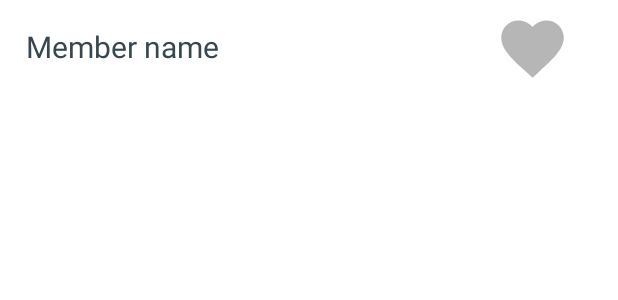
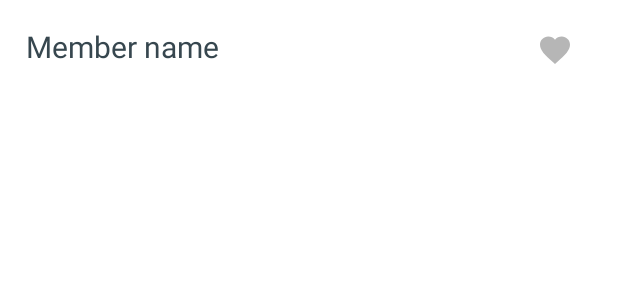
Before and after one commit to jasminsp/ParliamentMemberApp, an Android app: the layout member_view_item.xml on its own in the app's theme, with its tools: preview values and no code run, on a phone screen of 412 x 824 dp. Shown: the top 300 px of the screen. Run offline under Robolectric (Android 15) with nearby library versions, the phone set to English and light mode, and no system bars.

Commit message:
actionbar finished and performs return feature from backstack. MemberList hearts resized to smaller.

```diff
--- /dev/null
+++ b/app/src/main/res/drawable/button_checked_state_small.xml
@@ -0,0 +1,12 @@
+<?xml version="1.0" encoding="utf-8"?>
+<selector xmlns:android="http://schemas.android.com/apk/res/android">
+
+    <item android:drawable="@drawable/ic_heart_enabled_foreground_small"
+        android:state_checked="false"/>
+
+    <item android:drawable="@drawable/ic_heart_pressed_foreground_small"
+        android:state_checked="true"/>
+
+    <item android:drawable="@drawable/ic_heart_foreground"/>
+
+</selector>
--- /dev/null
+++ b/app/src/main/res/drawable/ic_heart_enabled_foreground_small.xml
@@ -0,0 +1,10 @@
+<vector xmlns:android="http://schemas.android.com/apk/res/android"
+    android:width="24dp"
+    android:height="24dp"
+    android:viewportWidth="24"
+    android:viewportHeight="24"
+    android:tint="@color/stateNotEnabled">
+    <path
+        android:fillColor="@color/stateNotEnabled"
+        android:pathData="M12,21.35l-1.45,-1.32C5.4,15.36 2,12.28 2,8.5 2,5.42 4.42,3 7.5,3c1.74,0 3.41,0.81 4.5,2.09C13.09,3.81 14.76,3 16.5,3 19.58,3 22,5.42 22,8.5c0,3.78 -3.4,6.86 -8.55,11.54L12,21.35z"/>
+</vector>
--- /dev/null
+++ b/app/src/main/res/drawable/ic_heart_pressed_foreground_small.xml
@@ -0,0 +1,10 @@
+<vector xmlns:android="http://schemas.android.com/apk/res/android"
+    android:width="24dp"
+    android:height="24dp"
+    android:viewportWidth="24"
+    android:viewportHeight="24"
+    android:tint="#B32A2A">
+    <path
+        android:fillColor="@android:color/white"
+        android:pathData="M12,21.35l-1.45,-1.32C5.4,15.36 2,12.28 2,8.5 2,5.42 4.42,3 7.5,3c1.74,0 3.41,0.81 4.5,2.09C13.09,3.81 14.76,3 16.5,3 19.58,3 22,5.42 22,8.5c0,3.78 -3.4,6.86 -8.55,11.54L12,21.35z"/>
+</vector>
--- a/app/src/main/res/layout/fragment_member_list.xml
+++ b/app/src/main/res/layout/fragment_member_list.xml
@@ -16,11 +16,12 @@
         <androidx.recyclerview.widget.RecyclerView
             android:id="@+id/member_list_view"
             android:layout_width="match_parent"
-            android:layout_height="550dp"
+            android:layout_height="500dp"
             app:layout_constraintBottom_toBottomOf="parent"
             app:layout_constraintEnd_toEndOf="parent"
             app:layout_constraintHorizontal_bias="0.0"
             app:layout_constraintStart_toStartOf="parent"
-            app:layout_constraintTop_toTopOf="parent" />
+            app:layout_constraintTop_toTopOf="parent"
+            app:layout_constraintVertical_bias="0.248" />
     </androidx.constraintlayout.widget.ConstraintLayout>
 </layout>
--- a/app/src/main/res/layout/fragment_party_list.xml
+++ b/app/src/main/res/layout/fragment_party_list.xml
@@ -15,12 +15,12 @@
         <androidx.recyclerview.widget.RecyclerView
             android:id="@+id/party_grid_view"
             android:layout_width="match_parent"
-            android:layout_height="580dp"
+            android:layout_height="540dp"
             app:layout_constraintBottom_toBottomOf="parent"
             app:layout_constraintEnd_toEndOf="parent"
             app:layout_constraintHorizontal_bias="0.0"
             app:layout_constraintStart_toStartOf="parent"
             app:layout_constraintTop_toTopOf="parent"
-            app:layout_constraintVertical_bias="0.417" />
+            app:layout_constraintVertical_bias="0.259" />
     </androidx.constraintlayout.widget.ConstraintLayout>
 </layout>
--- a/app/src/main/res/layout/member_view_item.xml
+++ b/app/src/main/res/layout/member_view_item.xml
@@ -1,5 +1,5 @@
 <?xml version="1.0" encoding="utf-8"?>
-<layout xmlns:tools="http://schemas.android.com/tools"
+<layout
     xmlns:app="http://schemas.android.com/apk/res-auto"
     xmlns:android="http://schemas.android.com/apk/res/android" >
 
@@ -21,18 +21,18 @@
             app:layout_constraintStart_toStartOf="parent"
             app:layout_constraintTop_toTopOf="parent" />
 
-        <CheckBox
-            android:id="@+id/checkbox"
-            android:layout_width="54dp"
-            android:layout_height="51dp"
+        <ImageView
+            android:id="@+id/img_like_value"
+            android:layout_width="24dp"
+            android:layout_height="24dp"
             android:layout_marginEnd="28dp"
-            android:button="@drawable/button_checked_state"
+            android:background="@drawable/button_checked_state_small"
             android:contentDescription="@string/img_star"
-            app:useMaterialThemeColors="false"
             app:layout_constraintBottom_toBottomOf="parent"
             app:layout_constraintEnd_toEndOf="parent"
             app:layout_constraintTop_toTopOf="parent"
-            app:layout_constraintVertical_bias="0.529" />
+            app:layout_constraintVertical_bias="0.529"
+            app:useMaterialThemeColors="false" />
 
     </androidx.constraintlayout.widget.ConstraintLayout>
 </layout>
--- a/app/src/main/res/values/strings.xml
+++ b/app/src/main/res/values/strings.xml
@@ -8,5 +8,7 @@
     <string name="member_name">Member name</string>
     <string name="img_star">img_star</string>
     <string name="txt_member">txt_member</string>
+    <string name="back">Back</string>
     <string name="parties">Parties</string>
+    <string name="members">Members</string>
 </resources>
```
Also changed, not shown: app/src/main/java/com/jasminsp/parliamentmemberapp/MainActivity.kt (+26 -0 lines), app/src/main/java/com/jasminsp/parliamentmemberapp/memberlist/MemberListAdapter.kt (+8 -12 lines), app/src/main/res/drawable/ic_back.xml (added, +16 -0 lines), app/src/main/res/drawable/ic_search.xml (deleted, +0 -10 lines), app/src/main/res/layout/activity_main.xml (+4 -3 lines), app/src/main/res/menu/menu.xml (+4 -18 lines).
